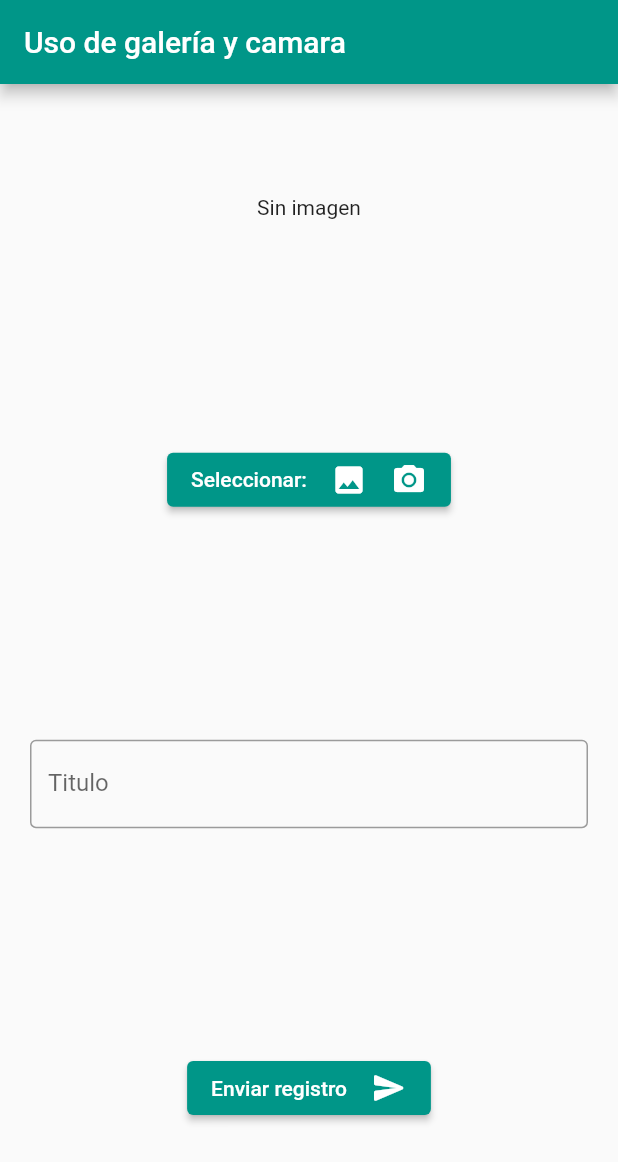
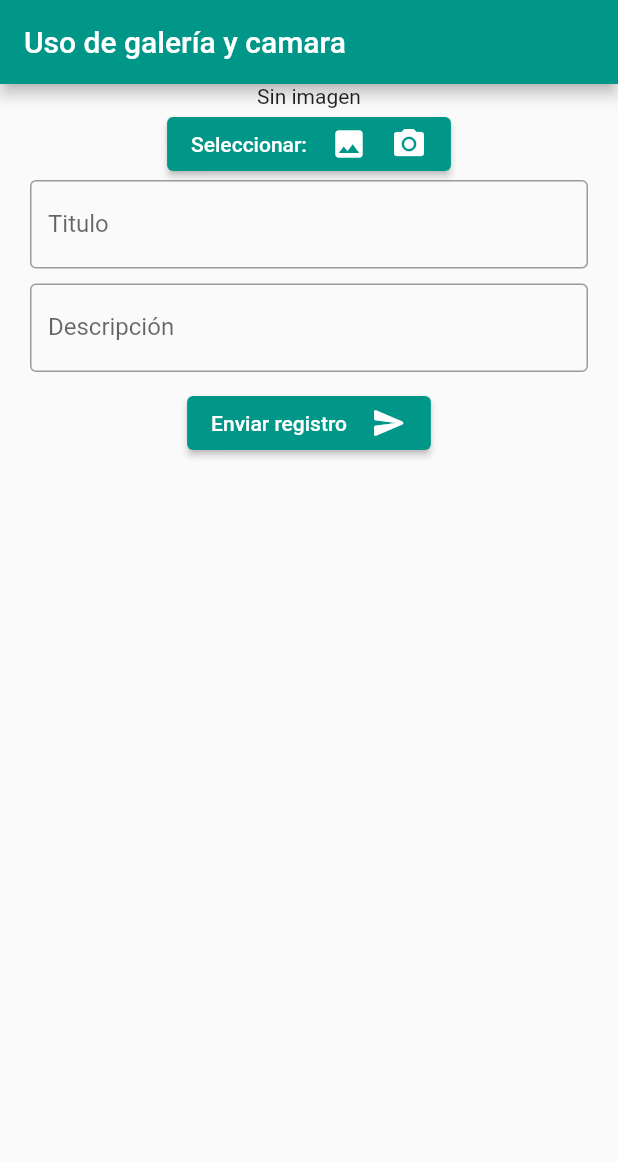
Before and after one commit to RogerMZ/Proy_Flutter_21, a Flutter app: the screen it shows after launch, after a tap on "Enviar registro", on a phone screen of 412 x 824 dp. Shown: the top 1162 px of the screen. Run offline on Flutter 3.47's test engine with Material 2 defaults, Android fonts, the phone set to English and light mode, and no system bars; our stand-ins replace geolocator, image_picker.

Commit message:
Agregando funcionalidad a WS

```diff
--- a/lib/captura.dart
+++ b/lib/captura.dart
@@ -4,6 +4,8 @@ import 'dart:io';
 
 import 'package:flutter/material.dart';
 import 'package:image_picker/image_picker.dart';
+import 'package:geolocator/geolocator.dart';
+import 'package:http/http.dart' as http;
 
 class CapturaPage extends StatefulWidget {
   const CapturaPage({Key? key}) : super(key: key);
@@ -14,14 +16,18 @@ class CapturaPage extends StatefulWidget {
 
 class _CapturaPageState extends State<CapturaPage> {
   File? image;
+  String? base64img;
+  final titleController = TextEditingController();
+  final descriptionController = TextEditingController();
 
   _openGallery() async {
     var selectImage = await ImagePicker()
-        .pickImage(source: ImageSource.gallery, imageQuality: 10);
+        .pickImage(source: ImageSource.gallery, imageQuality: 1);
     setState(() {
       image = File(selectImage!.path);
       // log(image!.path);
       // log(base64Encode(image!.readAsBytesSync()));
+      base64img = base64Encode(image!.readAsBytesSync());
     });
     Navigator.of(context).pop();
   }
@@ -32,6 +38,7 @@ class _CapturaPageState extends State<CapturaPage> {
       image = File(selectImage!.path);
       // log(image!.path);
       // log(base64Encode(image!.readAsBytesSync()));
+      base64img = base64Encode(image!.readAsBytesSync());
     });
     Navigator.of(context).pop();
   }
@@ -80,13 +87,58 @@ class _CapturaPageState extends State<CapturaPage> {
     );
   }
 
+  Future<Position> _determinePosition() async {
+    bool serviceEnable;
+    LocationPermission permission;
+
+    serviceEnable = await Geolocator.isLocationServiceEnabled();
+    if (!serviceEnable) {
+      return Future.error('Locations services are disabled');
+    }
+
+    permission = await Geolocator.checkPermission();
+    if (permission == LocationPermission.denied) {
+      permission = await Geolocator.requestPermission();
+      if (permission == LocationPermission.denied) {
+        return Future.error('Locations services are disabled per user');
+      }
+    }
+
+    return await Geolocator.getCurrentPosition(
+        desiredAccuracy: LocationAccuracy.high);
+  }
+
+  void _enviarRegistro() async {
+    Position position = await _determinePosition();
+    log(base64img!);
+    log(titleController.text);
+    log(descriptionController.text);
+    log("${position.latitude}");
+    log("${position.longitude}");
+
+    var url = Uri.parse(
+        'https://us-central1-cibi-40673.cloudfunctions.net/evidenciaapp');
+    var response = await http.post(url, body: {
+      'title': titleController.text,
+      'description': descriptionController.text,
+      'base64img': base64img,
+      'latitude': "${position.latitude}",
+      'longitude': "${position.longitude}",
+    });
+    print('Response status: ${response.statusCode}');
+    print('Response body: ${response.body}');
+
+    // print(await http.read(Uri.parse('https://postman-echo.com/post')));
+  }
+
   @override
   Widget build(BuildContext context) {
     return Scaffold(
       appBar: AppBar(
         title: const Text('Uso de galería y camara'),
       ),
-      body: Center(
+      body: SingleChildScrollView(
+        child: Center(
           child: Column(
             mainAxisAlignment: MainAxisAlignment.spaceAround,
             children: [
@@ -119,15 +171,27 @@ class _CapturaPageState extends State<CapturaPage> {
               Padding(
                 padding: const EdgeInsets.symmetric(horizontal: 20),
                 child: TextFormField(
+                  controller: titleController,
                   decoration: const InputDecoration(
                     labelText: 'Titulo',
                     border: OutlineInputBorder(),
                   ),
                 ),
               ),
+              Padding(
+                padding:
+                    const EdgeInsets.symmetric(horizontal: 20, vertical: 10),
+                child: TextFormField(
+                  controller: descriptionController,
+                  decoration: const InputDecoration(
+                    labelText: 'Descripción',
+                    border: OutlineInputBorder(),
+                  ),
+                ),
+              ),
               ElevatedButton(
                 onPressed: () {
-                // _showSelectDialog();
+                  _enviarRegistro();
                 },
                 child: Row(
                   mainAxisSize: MainAxisSize.min,
@@ -143,6 +207,7 @@ class _CapturaPageState extends State<CapturaPage> {
             ],
           ),
         ),
+      ),
     );
   }
 }
--- a/pubspec.yaml
+++ b/pubspec.yaml
@@ -31,6 +31,7 @@ dependencies:
     sdk: flutter
   image_picker: ^0.8.4+4
   geolocator: ^8.0.1
+  http: ^0.13.4
 
 
   # The following adds the Cupertino Icons font to your application.
```
Also changed, not shown: pubspec.lock, 1 other file. Lines whose indentation alone changed are shown as unchanged.
